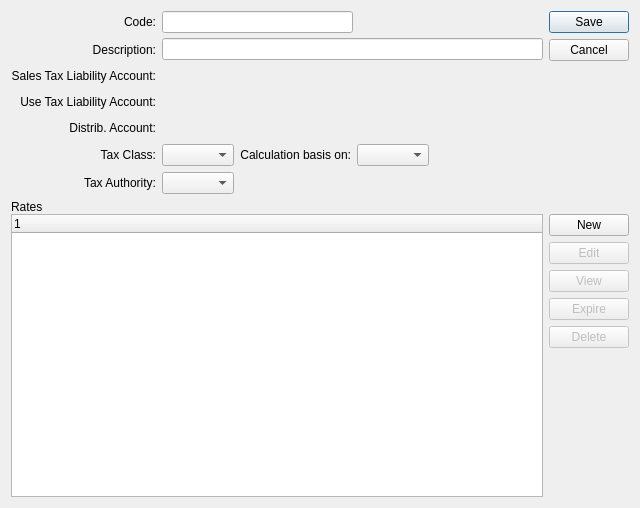
Before: the Qt Designer form guiclient/taxCode.ui in interhawk/qt-client, drawn with Qt 5.
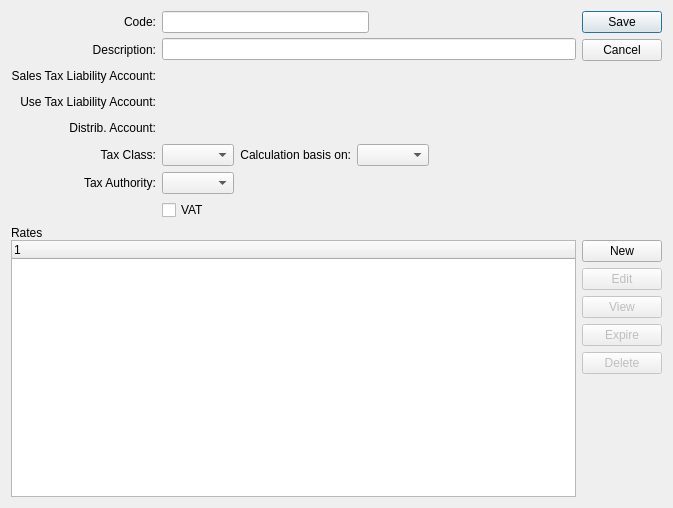
After: the same form once the commit is applied. Custom widgets are drawn as their Qt base class.

Commit message: Properly handle G/L transactions for VAT

```diff
--- a/guiclient/taxCode.ui
+++ b/guiclient/taxCode.ui
@@ -13,7 +13,7 @@
    <rect>
     <x>0</x>
     <y>0</y>
-    <width>640</width>
+    <width>673</width>
     <height>508</height>
    </rect>
   </property>
@@ -287,6 +287,13 @@
          </property>
         </widget>
        </item>
+       <item row="7" column="1">
+        <widget class="XCheckBox" name="_vat">
+         <property name="text">
+          <string>VAT</string>
+         </property>
+        </widget>
+       </item>
       </layout>
      </item>
      <item>
@@ -467,6 +474,11 @@
    <extends>QWidget</extends>
    <header>glcluster.h</header>
   </customwidget>
+  <customwidget>
+   <class>XCheckBox</class>
+   <extends>QCheckBox</extends>
+   <header>xcheckbox.h</header>
+  </customwidget>
   <customwidget>
    <class>XComboBox</class>
    <extends>QComboBox</extends>
```
The commit also changes 1 other file.
